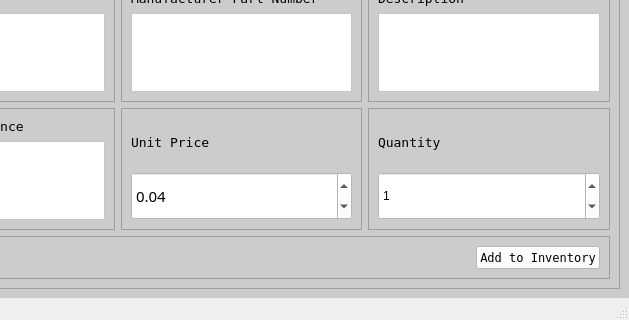
First picture: the form in Program_Files/UI_Files/adding_item_window.ui, repository Thomas1B/Electronics-Inventory-Program, before the edit; both pictures show x 146 to 775 and y 129 to 449 of the 775 by 449 pixel window.
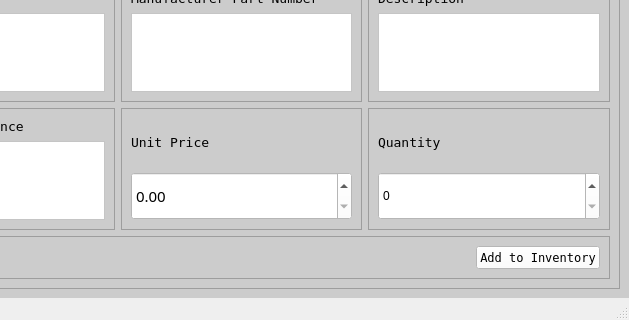
Second picture: the form after the edit. Icons and pictures are not drawn.

```diff
--- a/Program_Files/UI_Files/adding_item_window.ui
+++ b/Program_Files/UI_Files/adding_item_window.ui
@@ -307,7 +307,7 @@
              <double>1000000.000000000000000</double>
             </property>
             <property name="value">
-             <double>0.040000000000000</double>
+             <double>0.000000000000000</double>
             </property>
            </widget>
           </item>
@@ -453,7 +453,7 @@
              <number>1000000</number>
             </property>
             <property name="value">
-             <number>1</number>
+             <number>0</number>
             </property>
            </widget>
           </item>
```
Left out of the diff: 8 changed lines with no effect on the pictures.
